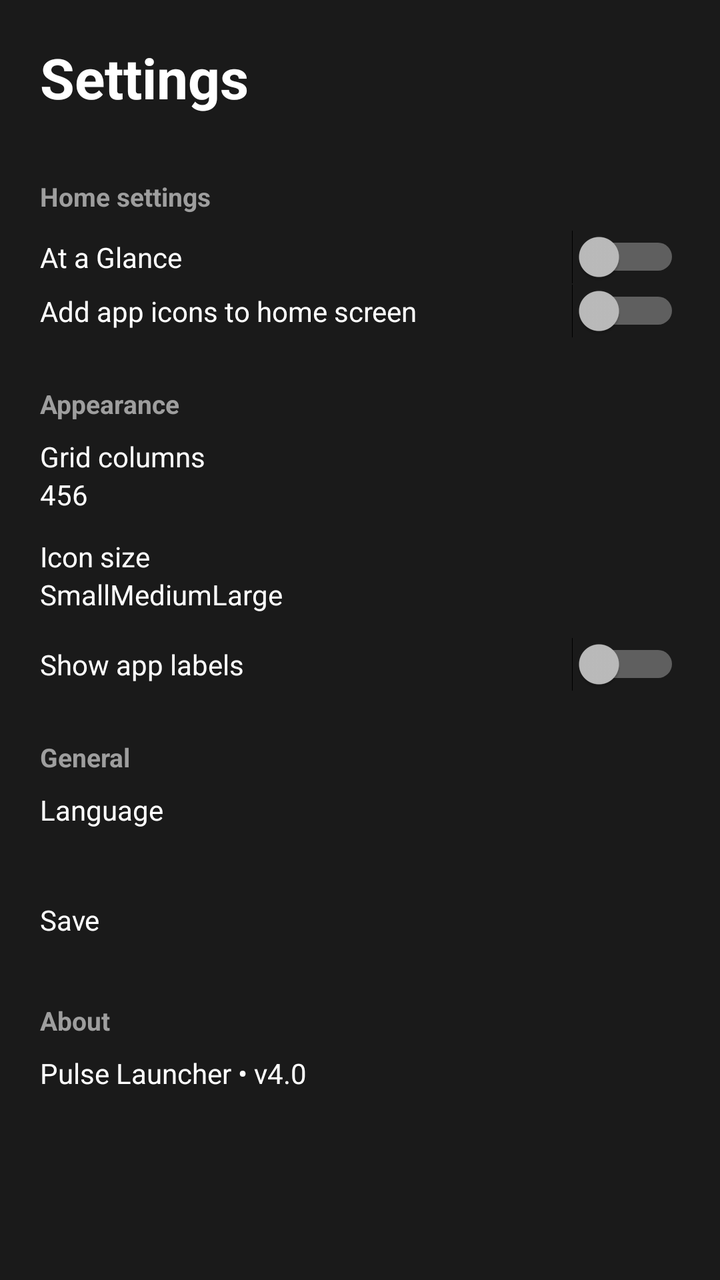
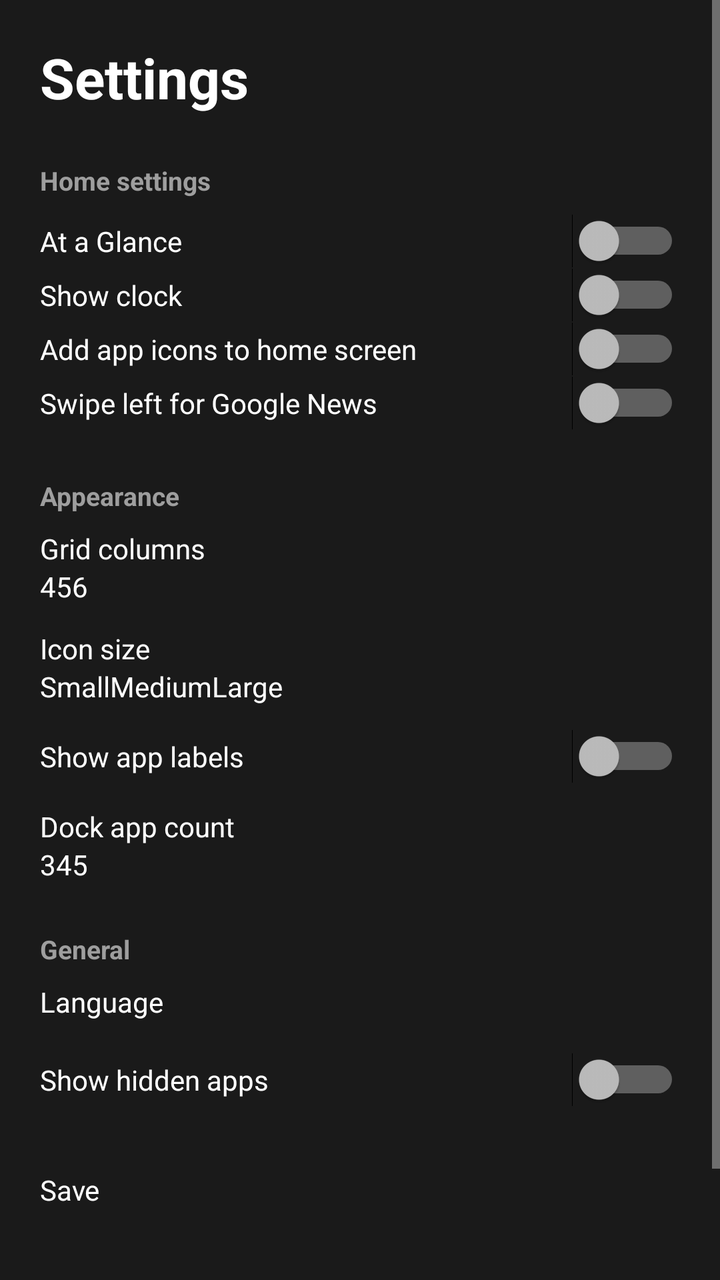

An Android layout rendered at two revisions. The XML below is the earlier revision; the diff shows what the commit changed to produce the second picture.
<!-- AndroidManifest.xml: activity theme Theme.Pulse.Settings -->
<!-- res/layout/activity_settings.xml -->
<?xml version="1.0" encoding="utf-8"?>
<ScrollView xmlns:android="http://schemas.android.com/apk/res/android"
    android:layout_width="match_parent"
    android:layout_height="match_parent"
    android:background="#1A1A1A">

    <LinearLayout
        android:layout_width="match_parent"
        android:layout_height="wrap_content"
        android:orientation="vertical"
        android:padding="20dp">

        <TextView
            android:text="@string/settings_title"
            android:textSize="28sp"
            android:textColor="#FFFFFF"
            android:textStyle="bold"
            android:layout_marginBottom="24dp"
            android:layout_width="wrap_content"
            android:layout_height="wrap_content"/>

        
        <TextView
            android:text="@string/home_settings"
            android:textColor="#9E9E9E"
            android:textSize="13sp"
            android:textStyle="bold"
            android:layout_marginTop="8dp"
            android:layout_marginBottom="8dp"
            android:layout_width="wrap_content"
            android:layout_height="wrap_content"/>

        <Switch
            android:id="@+id/glanceSwitch"
            android:text="@string/at_a_glance"
            android:textColor="#FFFFFF"
            android:layout_width="match_parent"
            android:layout_height="wrap_content"/>

        <Switch
            android:id="@+id/addIconsSwitch"
            android:text="@string/add_icons_home"
            android:textColor="#FFFFFF"
            android:layout_width="match_parent"
            android:layout_height="wrap_content"/>

        
        <TextView
            android:text="@string/appearance"
            android:textColor="#9E9E9E"
            android:textSize="13sp"
            android:textStyle="bold"
            android:layout_marginTop="24dp"
            android:layout_marginBottom="8dp"
            android:layout_width="wrap_content"
            android:layout_height="wrap_content"/>

        <TextView
            android:text="@string/grid_columns"
            android:textColor="#FFFFFF"
            android:layout_width="wrap_content"
            android:layout_height="wrap_content"/>

        <RadioGroup
            android:id="@+id/columnGroup"
            android:orientation="horizontal"
            android:layout_width="wrap_content"
            android:layout_height="wrap_content">
            <RadioButton android:id="@+id/col4" android:text="4" android:textColor="#FFFFFF" android:layout_width="wrap_content" android:layout_height="wrap_content"/>
            <RadioButton android:id="@+id/col5" android:text="5" android:textColor="#FFFFFF" android:layout_width="wrap_content" android:layout_height="wrap_content"/>
            <RadioButton android:id="@+id/col6" android:text="6" android:textColor="#FFFFFF" android:layout_width="wrap_content" android:layout_height="wrap_content"/>
        </RadioGroup>

        <TextView
            android:text="@string/icon_size"
            android:textColor="#FFFFFF"
            android:layout_marginTop="12dp"
            android:layout_width="wrap_content"
            android:layout_height="wrap_content"/>

        <RadioGroup
            android:id="@+id/sizeGroup"
            android:orientation="horizontal"
            android:layout_width="wrap_content"
            android:layout_height="wrap_content">
            <RadioButton android:id="@+id/sizeSmall" android:text="@string/size_small" android:textColor="#FFFFFF" android:layout_width="wrap_content" android:layout_height="wrap_content"/>
            <RadioButton android:id="@+id/sizeMedium" android:text="@string/size_medium" android:textColor="#FFFFFF" android:layout_width="wrap_content" android:layout_height="wrap_content"/>
            <RadioButton android:id="@+id/sizeLarge" android:text="@string/size_large" android:textColor="#FFFFFF" android:layout_width="wrap_content" android:layout_height="wrap_content"/>
        </RadioGroup>

        <Switch
            android:id="@+id/labelsSwitch"
            android:text="@string/show_labels"
            android:textColor="#FFFFFF"
            android:layout_marginTop="12dp"
            android:layout_width="match_parent"
            android:layout_height="wrap_content"/>

        
        <TextView
            android:text="@string/general"
            android:textColor="#9E9E9E"
            android:textSize="13sp"
            android:textStyle="bold"
            android:layout_marginTop="24dp"
            android:layout_marginBottom="8dp"
            android:layout_width="wrap_content"
            android:layout_height="wrap_content"/>

        <TextView
            android:text="@string/language"
            android:textColor="#FFFFFF"
            android:layout_width="wrap_content"
            android:layout_height="wrap_content"/>

        <Spinner
            android:id="@+id/langSpinner"
            android:layout_width="match_parent"
            android:layout_height="wrap_content"
            android:layout_marginTop="4dp"/>

        
        <Button
            android:id="@+id/saveBtn"
            android:text="Save"
            android:layout_marginTop="32dp"
            android:layout_width="match_parent"
            android:layout_height="wrap_content"/>

        
        <TextView
            android:text="@string/about"
            android:textColor="#9E9E9E"
            android:textSize="13sp"
            android:textStyle="bold"
            android:layout_marginTop="32dp"
            android:layout_marginBottom="8dp"
            android:layout_width="wrap_content"
            android:layout_height="wrap_content"/>

        <TextView
            android:text="Pulse Launcher • v4.0"
            android:textColor="#FFFFFF"
            android:layout_width="wrap_content"
            android:layout_height="wrap_content"/>

    </LinearLayout>
</ScrollView>
<!-- resources referenced by this layout -->
<resources>
  <string name="about">About</string>
  <string name="add_icons_home">Add app icons to home screen</string>
  <string name="appearance">Appearance</string>
  <string name="at_a_glance">At a Glance</string>
  <string name="general">General</string>
  <string name="grid_columns">Grid columns</string>
  <string name="home_settings">Home settings</string>
  <string name="icon_size">Icon size</string>
  <string name="language">Language</string>
  <string name="settings_title">Settings</string>
  <string name="show_labels">Show app labels</string>
  <string name="size_large">Large</string>
  <string name="size_medium">Medium</string>
  <string name="size_small">Small</string>
  <style name="Theme.Pulse.Settings" parent="android:Theme.Material.NoActionBar">
          <item name="android:windowBackground">#1A1A1A</item>
          <item name="android:statusBarColor">#1A1A1A</item>
          <item name="android:navigationBarColor">#1A1A1A</item>
      </style>
</resources>

<!-- the commit's change to res/layout/activity_settings.xml (unified diff, before → after) -->
@@ -19,32 +19,35 @@
             android:layout_width="wrap_content"
             android:layout_height="wrap_content"/>
 
-        
         <TextView
             android:text="@string/home_settings"
             android:textColor="#9E9E9E"
             android:textSize="13sp"
             android:textStyle="bold"
-            android:layout_marginTop="8dp"
             android:layout_marginBottom="8dp"
             android:layout_width="wrap_content"
             android:layout_height="wrap_content"/>
 
-        <Switch
-            android:id="@+id/glanceSwitch"
+        <Switch android:id="@+id/glanceSwitch"
             android:text="@string/at_a_glance"
             android:textColor="#FFFFFF"
-            android:layout_width="match_parent"
-            android:layout_height="wrap_content"/>
+            android:layout_width="match_parent" android:layout_height="wrap_content"/>
 
-        <Switch
-            android:id="@+id/addIconsSwitch"
+        <Switch android:id="@+id/clockSwitch"
+            android:text="@string/show_clock"
+            android:textColor="#FFFFFF"
+            android:layout_width="match_parent" android:layout_height="wrap_content"/>
+
+        <Switch android:id="@+id/addIconsSwitch"
             android:text="@string/add_icons_home"
             android:textColor="#FFFFFF"
-            android:layout_width="match_parent"
-            android:layout_height="wrap_content"/>
+            android:layout_width="match_parent" android:layout_height="wrap_content"/>
 
-        
+        <Switch android:id="@+id/newsSwitch"
+            android:text="@string/news_swipe"
+            android:textColor="#FFFFFF"
+            android:layout_width="match_parent" android:layout_height="wrap_content"/>
+
         <TextView
             android:text="@string/appearance"
             android:textColor="#9E9E9E"
@@ -55,48 +58,59 @@
             android:layout_width="wrap_content"
             android:layout_height="wrap_content"/>
 
-        <TextView
-            android:text="@string/grid_columns"
+        <TextView android:text="@string/grid_columns"
             android:textColor="#FFFFFF"
-            android:layout_width="wrap_content"
-            android:layout_height="wrap_content"/>
+            android:layout_width="wrap_content" android:layout_height="wrap_content"/>
 
-        <RadioGroup
-            android:id="@+id/columnGroup"
+        <RadioGroup android:id="@+id/columnGroup"
             android:orientation="horizontal"
-            android:layout_width="wrap_content"
-            android:layout_height="wrap_content">
-            <RadioButton android:id="@+id/col4" android:text="4" android:textColor="#FFFFFF" android:layout_width="wrap_content" android:layout_height="wrap_content"/>
-            <RadioButton android:id="@+id/col5" android:text="5" android:textColor="#FFFFFF" android:layout_width="wrap_content" android:layout_height="wrap_content"/>
-            <RadioButton android:id="@+id/col6" android:text="6" android:textColor="#FFFFFF" android:layout_width="wrap_content" android:layout_height="wrap_content"/>
+            android:layout_width="wrap_content" android:layout_height="wrap_content">
+            <RadioButton android:id="@+id/col4" android:text="4"
+                android:textColor="#FFFFFF" android:layout_width="wrap_content" android:layout_height="wrap_content"/>
+            <RadioButton android:id="@+id/col5" android:text="5"
+                android:textColor="#FFFFFF" android:layout_width="wrap_content" android:layout_height="wrap_content"/>
+            <RadioButton android:id="@+id/col6" android:text="6"
+                android:textColor="#FFFFFF" android:layout_width="wrap_content" android:layout_height="wrap_content"/>
         </RadioGroup>
 
-        <TextView
-            android:text="@string/icon_size"
+        <TextView android:text="@string/icon_size"
             android:textColor="#FFFFFF"
             android:layout_marginTop="12dp"
-            android:layout_width="wrap_content"
-            android:layout_height="wrap_content"/>
+            android:layout_width="wrap_content" android:layout_height="wrap_content"/>
 
-        <RadioGroup
-            android:id="@+id/sizeGroup"
+        <RadioGroup android:id="@+id/sizeGroup"
             android:orientation="horizontal"
-            android:layout_width="wrap_content"
-            android:layout_height="wrap_content">
-            <RadioButton android:id="@+id/sizeSmall" android:text="@string/size_small" android:textColor="#FFFFFF" android:layout_width="wrap_content" android:layout_height="wrap_content"/>
-            <RadioButton android:id="@+id/sizeMedium" android:text="@string/size_medium" android:textColor="#FFFFFF" android:layout_width="wrap_content" android:layout_height="wrap_content"/>
-            <RadioButton android:id="@+id/sizeLarge" android:text="@string/size_large" android:textColor="#FFFFFF" android:layout_width="wrap_content" android:layout_height="wrap_content"/>
+            android:layout_width="wrap_content" android:layout_height="wrap_content">
+            <RadioButton android:id="@+id/sizeSmall" android:text="@string/size_small"
+                android:textColor="#FFFFFF" android:layout_width="wrap_content" android:layout_height="wrap_content"/>
+            <RadioButton android:id="@+id/sizeMedium" android:text="@string/size_medium"
+                android:textColor="#FFFFFF" android:layout_width="wrap_content" android:layout_height="wrap_content"/>
+            <RadioButton android:id="@+id/sizeLarge" android:text="@string/size_large"
+                android:textColor="#FFFFFF" android:layout_width="wrap_content" android:layout_height="wrap_content"/>
         </RadioGroup>
 
-        <Switch
-            android:id="@+id/labelsSwitch"
+        <Switch android:id="@+id/labelsSwitch"
             android:text="@string/show_labels"
             android:textColor="#FFFFFF"
             android:layout_marginTop="12dp"
-            android:layout_width="match_parent"
-            android:layout_height="wrap_content"/>
+            android:layout_width="match_parent" android:layout_height="wrap_content"/>
 
-        
+        <TextView android:text="@string/dock_count"
+            android:textColor="#FFFFFF"
+            android:layout_marginTop="12dp"
+            android:layout_width="wrap_content" android:layout_height="wrap_content"/>
+
+        <RadioGroup android:id="@+id/dockGroup"
+            android:orientation="horizontal"
+            android:layout_width="wrap_content" android:layout_height="wrap_content">
+            <RadioButton android:id="@+id/dock3" android:text="3"
+                android:textColor="#FFFFFF" android:layout_width="wrap_content" android:layout_height="wrap_content"/>
+            <RadioButton android:id="@+id/dock4" android:text="4"
+                android:textColor="#FFFFFF" android:layout_width="wrap_content" android:layout_height="wrap_content"/>
+            <RadioButton android:id="@+id/dock5" android:text="5"
+                android:textColor="#FFFFFF" android:layout_width="wrap_content" android:layout_height="wrap_content"/>
+        </RadioGroup>
+
         <TextView
             android:text="@string/general"
             android:textColor="#9E9E9E"
@@ -107,27 +121,25 @@
             android:layout_width="wrap_content"
             android:layout_height="wrap_content"/>
 
-        <TextView
-            android:text="@string/language"
+        <TextView android:text="@string/language"
             android:textColor="#FFFFFF"
-            android:layout_width="wrap_content"
-            android:layout_height="wrap_content"/>
+            android:layout_width="wrap_content" android:layout_height="wrap_content"/>
 
-        <Spinner
-            android:id="@+id/langSpinner"
-            android:layout_width="match_parent"
-            android:layout_height="wrap_content"
+        <Spinner android:id="@+id/langSpinner"
+            android:layout_width="match_parent" android:layout_height="wrap_content"
             android:layout_marginTop="4dp"/>
 
-        
-        <Button
-            android:id="@+id/saveBtn"
+        <Switch android:id="@+id/hiddenSwitch"
+            android:text="@string/hidden_apps"
+            android:textColor="#FFFFFF"
+            android:layout_marginTop="12dp"
+            android:layout_width="match_parent" android:layout_height="wrap_content"/>
+
+        <Button android:id="@+id/saveBtn"
             android:text="Save"
             android:layout_marginTop="32dp"
-            android:layout_width="match_parent"
-            android:layout_height="wrap_content"/>
+            android:layout_width="match_parent" android:layout_height="wrap_content"/>
 
-        
         <TextView
             android:text="@string/about"
             android:textColor="#9E9E9E"
@@ -135,14 +147,11 @@
             android:textStyle="bold"
             android:layout_marginTop="32dp"
             android:layout_marginBottom="8dp"
-            android:layout_width="wrap_content"
-            android:layout_height="wrap_content"/>
+            android:layout_width="wrap_content" android:layout_height="wrap_content"/>
 
-        <TextView
-            android:text="Pulse Launcher • v4.0"
+        <TextView android:text="Pulse Launcher • v6.0"
             android:textColor="#FFFFFF"
-            android:layout_width="wrap_content"
-            android:layout_height="wrap_content"/>
+            android:layout_width="wrap_content" android:layout_height="wrap_content"/>
 
     </LinearLayout>
 </ScrollView>
<!-- resource entries referenced after the edit -->
@@ -4,12 +4,16 @@
   <string name="add_icons_home">Add app icons to home screen</string>
   <string name="appearance">Appearance</string>
   <string name="at_a_glance">At a Glance</string>
+  <string name="dock_count">Dock app count</string>
   <string name="general">General</string>
   <string name="grid_columns">Grid columns</string>
+  <string name="hidden_apps">Show hidden apps</string>
   <string name="home_settings">Home settings</string>
   <string name="icon_size">Icon size</string>
   <string name="language">Language</string>
+  <string name="news_swipe">Swipe left for Google News</string>
   <string name="settings_title">Settings</string>
+  <string name="show_clock">Show clock</string>
   <string name="show_labels">Show app labels</string>
   <string name="size_large">Large</string>
   <string name="size_medium">Medium</string>
